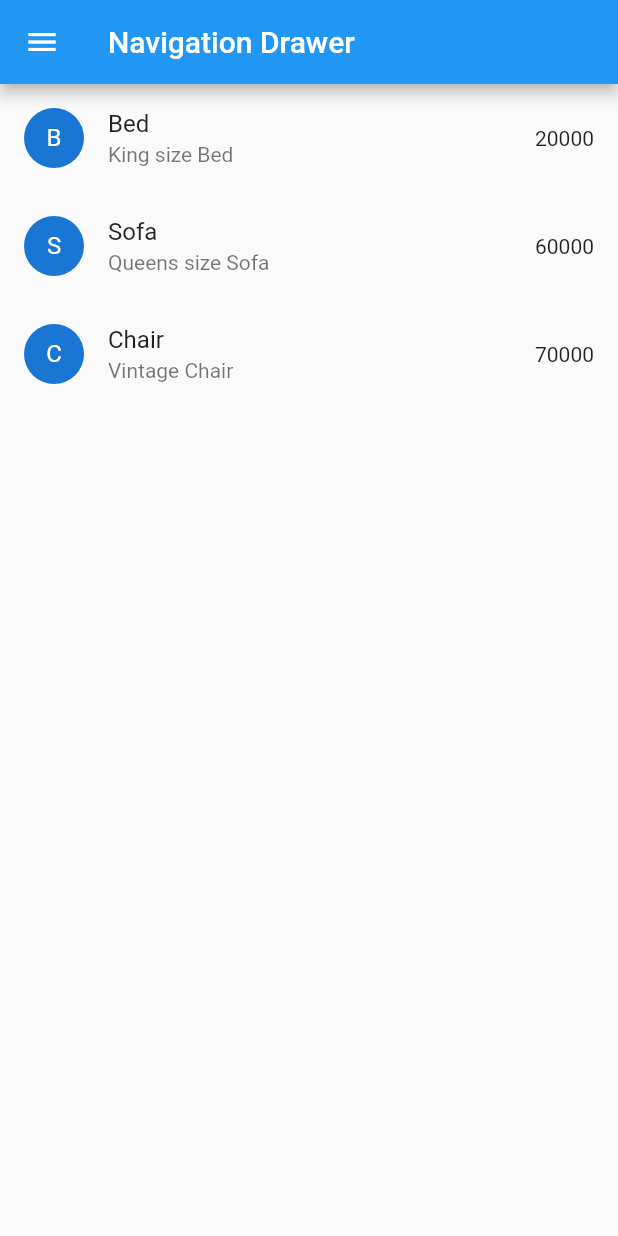
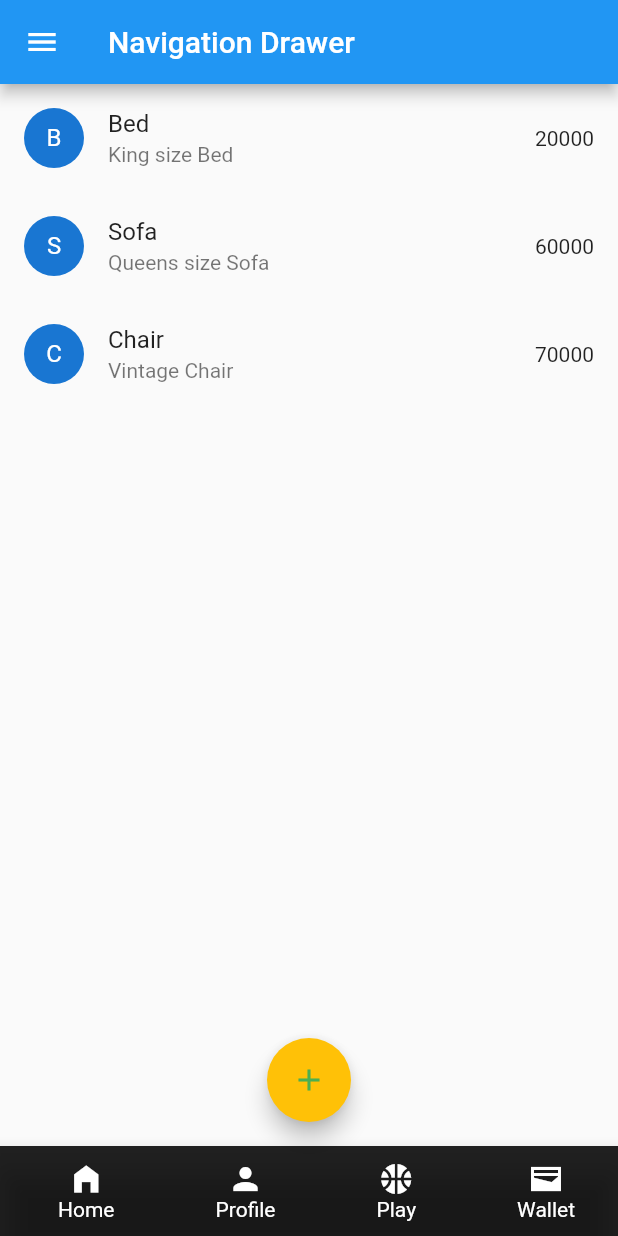
Before and after one commit to kevinchege47/Flutter-Project, a Flutter app: the screen it shows after launch, on a phone screen of 412 x 824 dp. Run offline on Flutter 3.47's test engine with Material 2 defaults, Android fonts, the phone set to English and light mode, and no system bars; our stand-ins replace font_awesome_flutter.

Commit message:
Added bottom navigation bar

```diff
--- a/lib/screens/Home.dart
+++ b/lib/screens/Home.dart
@@ -68,6 +68,90 @@ class Home extends StatelessWidget {
           },
         ),
       ),
+      floatingActionButtonLocation: FloatingActionButtonLocation.centerFloat,
+      floatingActionButton: FloatingActionButton(
+        onPressed: () {},
+        child: Icon(Icons.add),
+        backgroundColor: Colors.amber,
+        foregroundColor: Colors.green,
+        // shape: BeveledRectangleBorder(
+        //   borderRadius: BorderRadius.circular(10.0),
+        //   side: BorderSide(color: Colors.brown,width: 2.0,style:BorderStyle.solid)
+        // ),
+      ),
+      bottomNavigationBar: BottomAppBar(
+        color: Colors.black87,
+        child: Row(
+          mainAxisAlignment: MainAxisAlignment.spaceAround,
+          mainAxisSize: MainAxisSize.max,
+          children: [
+            Padding(
+              padding: EdgeInsets.only(left: 10.0),
+              child: Column(
+                mainAxisSize: MainAxisSize.min,
+                children: [
+                  Icon(
+                    Icons.home_filled,
+                    color: Colors.white,
+                  ),
+                  Text(
+                    "Home",
+                    style: TextStyle(color: Colors.white),
+                  ),
+                ],
+              )
+            ),
+            Padding(
+                padding: EdgeInsets.only(top:10.0,bottom:10.0,left: 10.0),
+                child: Column(
+                  mainAxisSize: MainAxisSize.min,
+                  children: [
+                    Icon(
+                      Icons.person,
+                      color: Colors.white,
+                    ),
+                    Text(
+                      "Profile",
+                      style: TextStyle(color: Colors.white),
+                    ),
+                  ],
+                )
+            ),
+            Padding(
+                padding: EdgeInsets.only(top:10.0,bottom:10.0,left: 10.0),
+                child: Column(
+                  mainAxisSize: MainAxisSize.min,
+                  children: [
+                    Icon(
+                      Icons.sports_basketball,
+                      color: Colors.white,
+                    ),
+                    Text(
+                      "Play",
+                      style: TextStyle(color: Colors.white),
+                    ),
+                  ],
+                )
+            ),
+            Padding(
+                padding: EdgeInsets.only(top:10.0,bottom:10.0,left: 10.0),
+                child: Column(
+                  mainAxisSize: MainAxisSize.min,
+                  children: [
+                    Icon(
+                      Icons.wallet_sharp,
+                      color: Colors.white,
+                    ),
+                    Text(
+                      "Wallet",
+                      style: TextStyle(color: Colors.white),
+                    ),
+                  ],
+                )
+            ),
+          ],
+        ),
+      ),
     );
   }
 }
```
